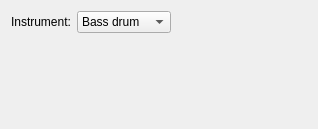
Old version of the form opl/rhythmwidget.ui in the repository nirjacobson/Chromasound-Studio.
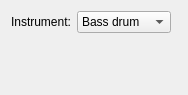
New version of the form.

```diff
--- a/opl/rhythmwidget.ui
+++ b/opl/rhythmwidget.ui
@@ -6,8 +6,8 @@
    <rect>
     <x>0</x>
     <y>0</y>
-    <width>318</width>
-    <height>129</height>
+    <width>188</width>
+    <height>95</height>
    </rect>
   </property>
   <property name="windowTitle">
@@ -75,7 +75,7 @@
      <property name="sizeHint" stdset="0">
       <size>
        <width>20</width>
-       <height>77</height>
+       <height>0</height>
       </size>
      </property>
     </spacer>
```
